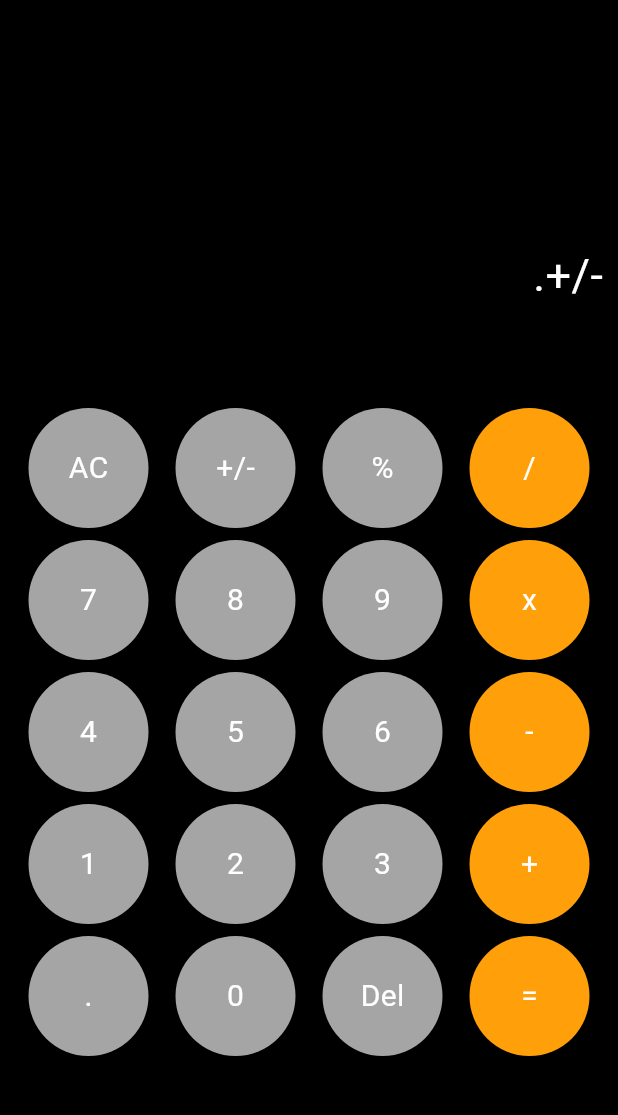
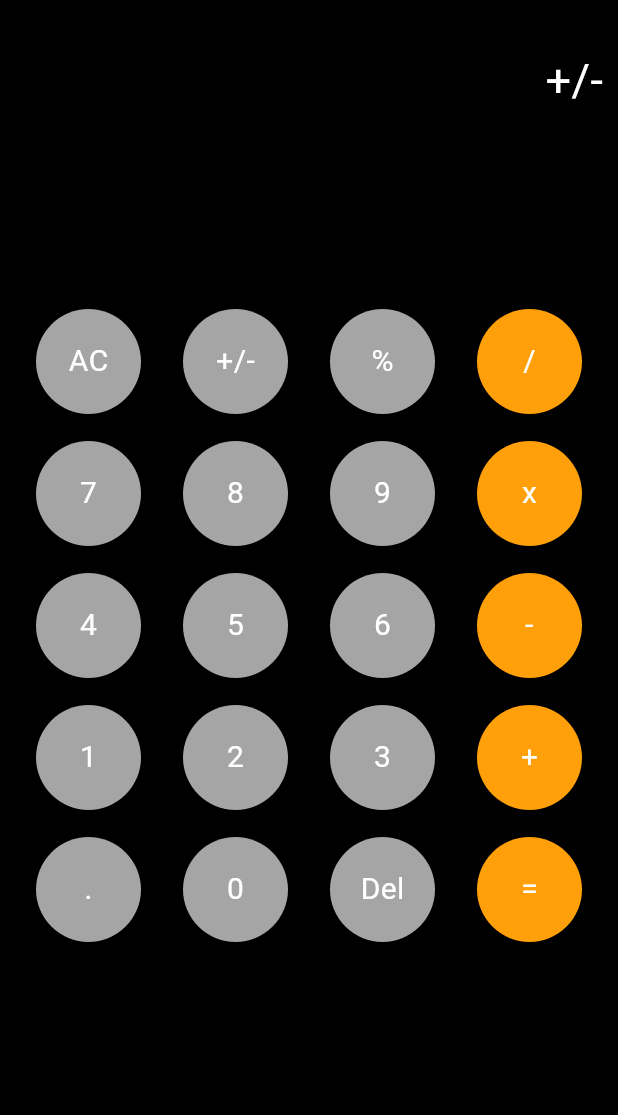
Before and after one commit to ihsanullahkhaniuk/Calculator, a Flutter app: the screen it shows after launch, after a tap on "+/-", on a phone screen of 412 x 824 dp, the part 66-1181 px from its top. Run offline on Flutter 3.47's test engine with Material 3 defaults, Android fonts, the phone set to English and light mode, and no system bars; our stand-ins replace math_expressions.

Commit message:
calculator done

```diff
--- a/lib/ComponentButton/my_button.dart
+++ b/lib/ComponentButton/my_button.dart
@@ -16,12 +16,19 @@ class MYButton extends StatelessWidget {
   Widget build(BuildContext context) {
     return Expanded(
       child: Padding(
-        padding: const EdgeInsets.symmetric(vertical: 4),
+        padding: EdgeInsets.symmetric(vertical: 4),
+        child: Theme(
+          data: ThemeData(
+            splashColor: Colors.transparent,
+          ),
           child: InkWell(
+            splashColor: Colors.transparent,
+            highlightColor: Colors.transparent,
             onTap: onPress,
             child: Container(
-            height: 80,
-            width: 80,
+              margin: EdgeInsets.only(bottom: 10),
+              height: 70,
+              width: 70,
               decoration: BoxDecoration(
                 shape: BoxShape.circle,
                 color: color,
@@ -34,6 +41,7 @@ class MYButton extends StatelessWidget {
             ),
           ),
         ),
+      ),
     );
   }
 }
--- a/lib/calculator.dart
+++ b/lib/calculator.dart
@@ -28,29 +28,45 @@ class _CalculatorAppState extends State<CalculatorApp> {
       body: SafeArea(
         child: Padding(
           padding: const EdgeInsets.symmetric(horizontal: 10),
-          child: Expanded(
           child: Column(
             children: [
-                Expanded(
-                  child: Padding(
+              Padding(
                 padding: const EdgeInsets.symmetric(vertical: 20),
                 child: Column(
                   crossAxisAlignment: CrossAxisAlignment.end,
                   mainAxisAlignment: MainAxisAlignment.end,
                   children: [
-                        Align(
-                          alignment: Alignment.bottomRight,
+                    SizedBox(
+                      height: 150,
+                      width: double.infinity,
+                      child: Column(
+                        crossAxisAlignment: CrossAxisAlignment.end,
+                        children: [
+                          SizedBox(
+                            width: double.infinity,
+                            child: SingleChildScrollView(
+                              reverse: true,
+                              scrollDirection: Axis.horizontal,
                               child: Text(userInput.toString(),
+                                  textAlign: TextAlign.end,
                                   style: const TextStyle(
                                       fontSize: 30, color: Colors.white)),
                             ),
+                          ),
+                          Spacer(),
                           Text(answer.toString(),
+                              textAlign: TextAlign.end,
                               style: const TextStyle(
                                   fontSize: 30,
                                   color: Colors.white,
                                   fontWeight: FontWeight.bold)),
+                          SizedBox(
+                            height: 20,
+                          )
                         ],
                       ),
+                    ),
+                  ],
                 ),
               ),
               Expanded(
@@ -231,7 +247,6 @@ class _CalculatorAppState extends State<CalculatorApp> {
           ),
         ),
       ),
-      ),
     );
   }
 
@@ -245,5 +260,3 @@ class _CalculatorAppState extends State<CalculatorApp> {
     answer = eval.toString();
   }
 }
-
-// this project completed
--- a/lib/main.dart
+++ b/lib/main.dart
@@ -1,8 +1,9 @@
 import 'package:calculator/calculator.dart';
 import 'package:flutter/material.dart';
+import 'package:flutter/services.dart';
 
 void main() {
-  runApp(const MyApp());
+  runApp(MyApp());
 }
 
 class MyApp extends StatelessWidget {
@@ -11,6 +12,10 @@ class MyApp extends StatelessWidget {
   // This widget is the root of your application.
   @override
   Widget build(BuildContext context) {
+    SystemChrome.setPreferredOrientations([
+      DeviceOrientation.portraitUp,
+      DeviceOrientation.portraitDown,
+    ]);
     return MaterialApp(
       debugShowCheckedModeBanner: false,
       title: 'Flutter Demo',
```
Lines whose indentation alone changed are shown as unchanged.
